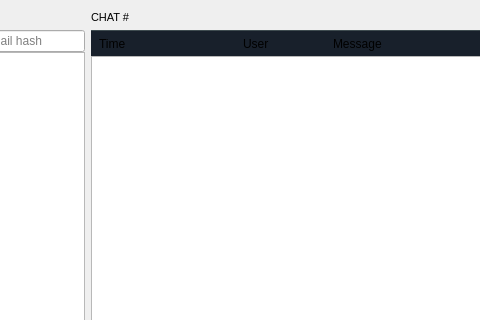
Above: BlockSettleUILib/ChatWidget.ui from BlockSettle/common before the change; both pictures show x 102 to 582 and y 0 to 320 of the 1006 by 666 pixel window. Below: the same form after it.
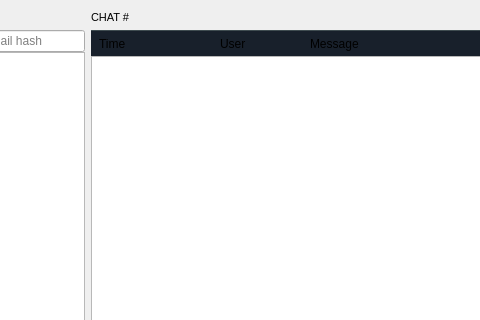
That is the form after the change. The open tabs and pages were chosen to show the change. Custom widgets are drawn as their Qt base class.

Commit message: Fixed spacing for user status icon in OTC Chat

Diff of the .ui file:
```diff
--- a/BlockSettleUILib/ChatWidget.ui
+++ b/BlockSettleUILib/ChatWidget.ui
@@ -399,7 +399,7 @@
                      </property>
                      <property name="minimumSize">
                       <size>
-                       <width>110</width>
+                       <width>101</width>
                        <height>0</height>
                       </size>
                      </property>
@@ -418,7 +418,7 @@
                      </property>
                      <property name="minimumSize">
                       <size>
-                       <width>34</width>
+                       <width>20</width>
                        <height>0</height>
                       </size>
                      </property>
```
Left out of the diff: 2 changed lines with no effect on the pictures. The commit also changes 2 other files.
